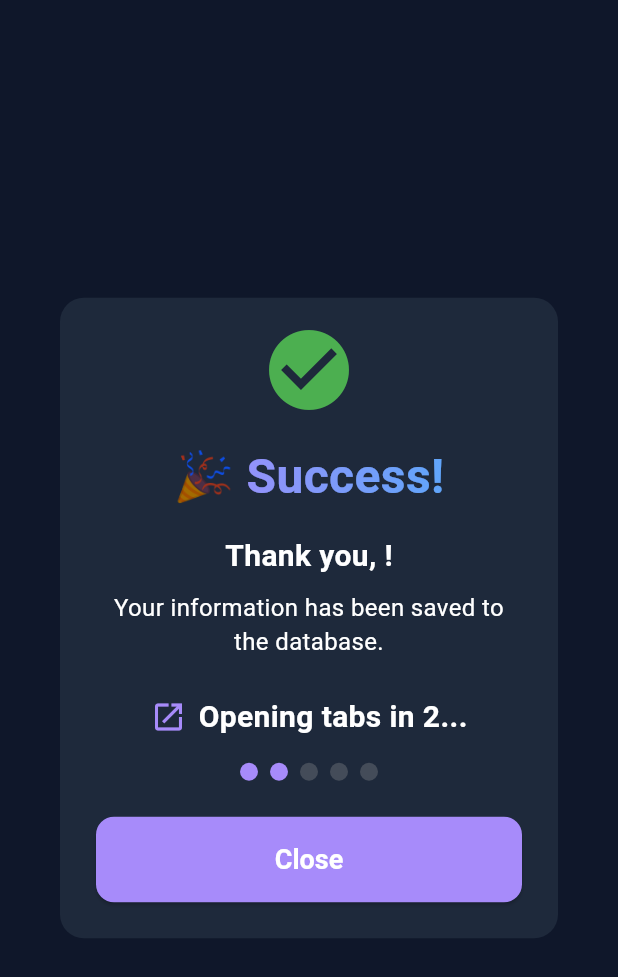
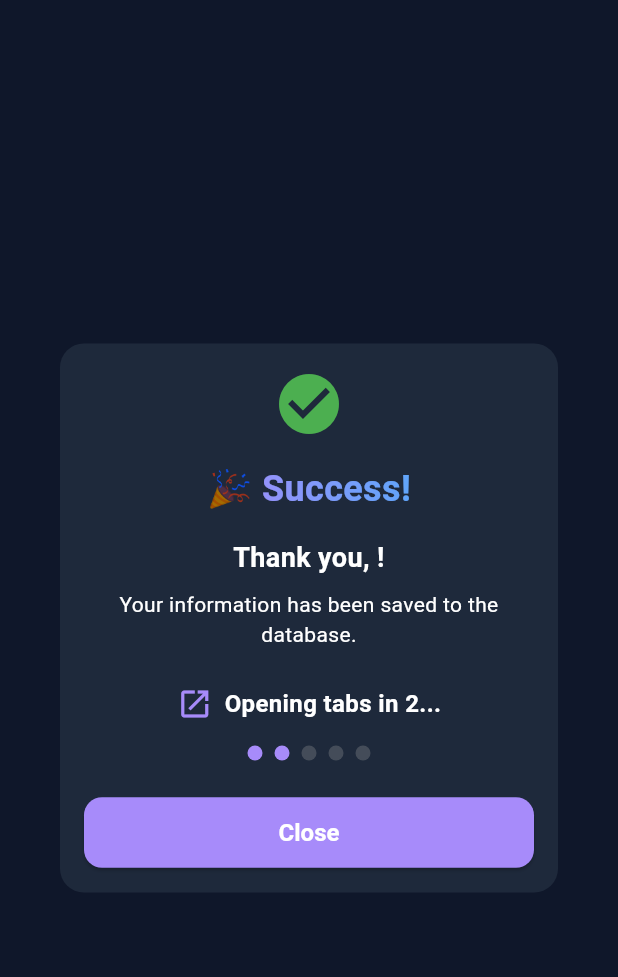
Before and after one commit to zaid-kamil/Gemini-AI-MindQuest, a Flutter app: the _SuccessDialog widget shown alone on an empty page, opened directly with empty values, on a phone screen of 412 x 824 dp. Shown: the top 977 px of the screen. Run offline on Flutter 3.47's test engine with Material 3 defaults, Android fonts, the light colour scheme and no system bars; our stand-ins replace equatable, firebase_core, firebase_database, flutter_bloc, formz; accounts and stored records are empty.

Commit message:
feat: Add responsive design and link buttons in success dialog

```diff
--- a/flutter_gemini_ai_mind_quest/lib/features/form/presentation/widgets/user_form_widget.dart
+++ b/flutter_gemini_ai_mind_quest/lib/features/form/presentation/widgets/user_form_widget.dart
@@ -34,6 +34,9 @@ class _UserFormWidgetState extends State<UserFormWidget> {
 
   @override
   Widget build(BuildContext context) {
+    final isSmallScreen = MediaQuery.of(context).size.width < 600;
+    final isMediumScreen = MediaQuery.of(context).size.width < 900;
+
     return BlocListener<FormBloc, FormBlocState>(
       listener: (context, state) {
         if (state.status == FormStatus.success) {
@@ -55,12 +58,12 @@ class _UserFormWidgetState extends State<UserFormWidget> {
       },
       child: Card(
         child: Padding(
-          padding: const EdgeInsets.all(32.0),
+          padding: EdgeInsets.all(isSmallScreen ? 16.0 : (isMediumScreen ? 24.0 : 32.0)),
           child: Column(
             crossAxisAlignment: CrossAxisAlignment.stretch,
             children: [
-              _buildFormFields(context),
-              const SizedBox(height: 32),
+              _buildFormFields(context, isSmallScreen),
+              SizedBox(height: isSmallScreen ? 16 : 32),
               _buildSubmitButton(context),
             ],
           ),
@@ -78,7 +81,27 @@ class _UserFormWidgetState extends State<UserFormWidget> {
     _mobileController.clear();
   }
 
-  Widget _buildFormFields(BuildContext context) {
+  Widget _buildFormFields(BuildContext context, bool isSmallScreen) {
+    if (isSmallScreen) {
+      // Single column layout for mobile
+      return Column(
+        children: [
+          _buildNameField(),
+          const SizedBox(height: 16),
+          _buildRollField(),
+          const SizedBox(height: 16),
+          _buildBranchField(),
+          const SizedBox(height: 16),
+          _buildCollegeField(),
+          const SizedBox(height: 16),
+          _buildEmailField(),
+          const SizedBox(height: 16),
+          _buildMobileField(),
+        ],
+      );
+    }
+
+    // Two column layout for tablet and desktop
     return Column(
       children: [
         Row(
@@ -288,6 +311,34 @@ class _SuccessDialog extends StatefulWidget {
 class _SuccessDialogState extends State<_SuccessDialog> {
   int _countdown = 3;
 
+  final List<Map<String, String>> _links = [
+    {
+      'title': 'Prompt 1',
+      'url': 'https://aiskillshouse.com/student/qr-mediator.html?uid=613&promptId=17',
+      'icon': '🎯'
+    },
+    {
+      'title': 'Prompt 2',
+      'url': 'https://aiskillshouse.com/student/qr-mediator.html?uid=613&promptId=16',
+      'icon': '🚀'
+    },
+    {
+      'title': 'Prompt 3',
+      'url': 'https://aiskillshouse.com/student/qr-mediator.html?uid=613&promptId=15',
+      'icon': '⭐'
+    },
+    {
+      'title': 'Prompt 4',
+      'url': 'https://aiskillshouse.com/student/qr-mediator.html?uid=613&promptId=14',
+      'icon': '💡'
+    },
+    {
+      'title': 'Prompt 5',
+      'url': 'https://aiskillshouse.com/student/qr-mediator.html?uid=613&promptId=13',
+      'icon': '✨'
+    },
+  ];
+
   @override
   void initState() {
     super.initState();
@@ -307,40 +358,43 @@ class _SuccessDialogState extends State<_SuccessDialog> {
   }
 
   void _openTabs() async {
-    final urls = [
-      'https://aiskillshouse.com/student/qr-mediator.html?uid=613&promptId=17',
-      'https://aiskillshouse.com/student/qr-mediator.html?uid=613&promptId=16',
-      'https://aiskillshouse.com/student/qr-mediator.html?uid=613&promptId=15',
-      'https://aiskillshouse.com/student/qr-mediator.html?uid=613&promptId=14',
-      'https://aiskillshouse.com/student/qr-mediator.html?uid=613&promptId=13'
-    ];
+    final urls = _links.map((link) => link['url']!).toList();
+    await UrlLauncherService.openMultipleUrls(urls, delayMs: 500);
+  }
 
-    await UrlLauncherService.openMultipleUrls(urls, delayMs: 500);
+  void _openSingleTab(String url) async {
+    await UrlLauncherService.openInNewTab(url);
   }
 
   @override
   Widget build(BuildContext context) {
+    final screenWidth = MediaQuery.of(context).size.width;
+    final isSmallScreen = screenWidth < 600;
+    final maxWidth = isSmallScreen ? screenWidth * 0.9 : 600.0;
+
     return AlertDialog(
       shape: RoundedRectangleBorder(borderRadius: BorderRadius.circular(16)),
+      contentPadding: EdgeInsets.all(isSmallScreen ? 16 : 24),
       content: Container(
-        constraints: const BoxConstraints(maxWidth: 400),
+        constraints: BoxConstraints(maxWidth: maxWidth),
+        child: SingleChildScrollView(
           child: Column(
             mainAxisSize: MainAxisSize.min,
             children: [
-            const Icon(
+              Icon(
                 Icons.check_circle,
                 color: Colors.green,
-              size: 64,
+                size: isSmallScreen ? 48 : 64,
               ),
               const SizedBox(height: 16),
               ShaderMask(
                 shaderCallback: (bounds) => const LinearGradient(
                   colors: [Color(0xFFA78BFA), Color(0xFF60A5FA)],
                 ).createShader(bounds),
-              child: const Text(
+                child: Text(
                   '🎉 Success!',
                   style: TextStyle(
-                  fontSize: 32,
+                    fontSize: isSmallScreen ? 24 : 32,
                     fontWeight: FontWeight.bold,
                     color: Colors.white,
                   ),
@@ -349,13 +403,17 @@ class _SuccessDialogState extends State<_SuccessDialog> {
               const SizedBox(height: 16),
               Text(
                 'Thank you, ${widget.userName}!',
-              style: const TextStyle(fontSize: 20, fontWeight: FontWeight.w600),
+                style: TextStyle(
+                  fontSize: isSmallScreen ? 18 : 20,
+                  fontWeight: FontWeight.w600,
+                ),
+                textAlign: TextAlign.center,
               ),
               const SizedBox(height: 8),
-            const Text(
+              Text(
                 'Your information has been saved to the database.',
                 textAlign: TextAlign.center,
-              style: TextStyle(fontSize: 16),
+                style: TextStyle(fontSize: isSmallScreen ? 14 : 16),
               ),
               const SizedBox(height: 24),
               if (_countdown > 0)
@@ -366,11 +424,14 @@ class _SuccessDialogState extends State<_SuccessDialog> {
                       children: [
                         const Icon(Icons.open_in_new, color: Color(0xFFA78BFA)),
                         const SizedBox(width: 8),
-                      Text(
+                        Flexible(
+                          child: Text(
                             'Opening tabs in $_countdown...',
-                        style: const TextStyle(
-                          fontSize: 20,
+                            style: TextStyle(
+                              fontSize: isSmallScreen ? 16 : 20,
                               fontWeight: FontWeight.bold,
+                            ),
+                            textAlign: TextAlign.center,
                           ),
                         ),
                       ],
@@ -382,8 +443,8 @@ class _SuccessDialogState extends State<_SuccessDialog> {
                         5,
                         (index) => Container(
                           margin: const EdgeInsets.symmetric(horizontal: 4),
-                        width: 12,
-                        height: 12,
+                          width: isSmallScreen ? 10 : 12,
+                          height: isSmallScreen ? 10 : 12,
                           decoration: BoxDecoration(
                             color: _countdown <= 3 - index
                                 ? const Color(0xFFA78BFA)
@@ -398,29 +459,63 @@ class _SuccessDialogState extends State<_SuccessDialog> {
               else
                 Column(
                   children: [
-                  const Row(
+                    Row(
                       mainAxisAlignment: MainAxisAlignment.center,
                       children: [
-                      Icon(Icons.check_circle, color: Colors.green),
-                      SizedBox(width: 8),
-                      Text(
+                        const Icon(Icons.check_circle, color: Colors.green, size: 20),
+                        const SizedBox(width: 8),
+                        Flexible(
+                          child: Text(
                             'Tabs Opened Successfully!',
                             style: TextStyle(
-                          fontSize: 20,
+                              fontSize: isSmallScreen ? 16 : 20,
                               fontWeight: FontWeight.bold,
                               color: Colors.green,
+                            ),
+                            textAlign: TextAlign.center,
                           ),
                         ),
                       ],
                     ),
-                  const SizedBox(height: 8),
+                    const SizedBox(height: 16),
                     Text(
-                    'Opening: Google, GitHub, LinkedIn, Facebook, Twitter',
+                      'Click any button below to reopen a link:',
                       style: TextStyle(
-                      fontSize: 14,
+                        fontSize: isSmallScreen ? 13 : 14,
                         color: Colors.grey[600],
+                        fontWeight: FontWeight.w500,
                       ),
                       textAlign: TextAlign.center,
+                    ),
+                    const SizedBox(height: 16),
+                    // 5 Buttons for individual links
+                    Wrap(
+                      spacing: 8,
+                      runSpacing: 8,
+                      alignment: WrapAlignment.center,
+                      children: _links.map((link) {
+                        return SizedBox(
+                          width: isSmallScreen ? double.infinity : ((maxWidth - 32) / 2),
+                          child: OutlinedButton.icon(
+                            onPressed: () => _openSingleTab(link['url']!),
+                            icon: Text(link['icon']!, style: const TextStyle(fontSize: 20)),
+                            label: Text(
+                              link['title']!,
+                              style: TextStyle(fontSize: isSmallScreen ? 14 : 16),
+                            ),
+                            style: OutlinedButton.styleFrom(
+                              padding: EdgeInsets.symmetric(
+                                vertical: isSmallScreen ? 12 : 16,
+                                horizontal: isSmallScreen ? 12 : 16,
+                              ),
+                              side: const BorderSide(color: Color(0xFFA78BFA), width: 2),
+                              shape: RoundedRectangleBorder(
+                                borderRadius: BorderRadius.circular(8),
+                              ),
+                            ),
+                          ),
+                        );
+                      }).toList(),
                     ),
                   ],
                 ),
@@ -432,12 +527,19 @@ class _SuccessDialogState extends State<_SuccessDialog> {
                     Navigator.of(context).pop();
                     context.read<FormBloc>().add(const FormReset());
                   },
-                child: Text(_countdown == 0 ? 'Done' : 'Close'),
+                  style: ElevatedButton.styleFrom(
+                    padding: EdgeInsets.symmetric(vertical: isSmallScreen ? 14 : 16),
+                  ),
+                  child: Text(
+                    _countdown == 0 ? 'Done' : 'Close',
+                    style: TextStyle(fontSize: isSmallScreen ? 16 : 18),
+                  ),
                 ),
               ),
             ],
           ),
         ),
+      ),
     );
   }
 }
```
Also changed, not shown: flutter_gemini_ai_mind_quest/lib/features/home/presentation/pages/home_page.dart (+23 -15 lines). Lines whose indentation alone changed are shown as unchanged.
